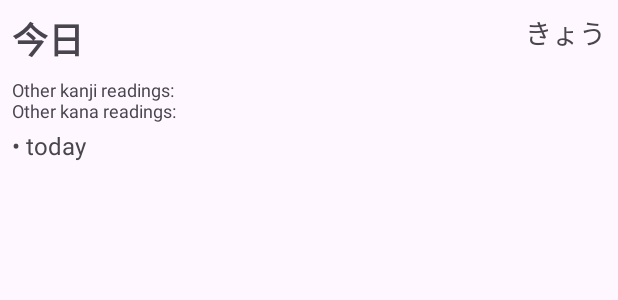
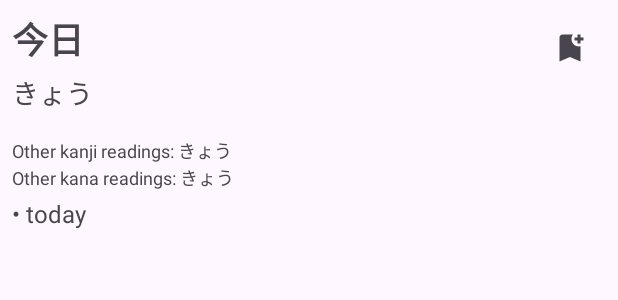
Before and after one commit to NewblyAaron/CamYomi, an Android app built with Jetpack Compose: the layout definition_item.xml on its own in the app's theme, with its tools: preview values and no code run, on a phone screen of 412 x 824 dp. Shown: the top 300 px of the screen. Run offline under Robolectric (Android 15) with nearby library versions, the phone set to English and light mode, and no system bars.

Commit message:
Add bookmark button in definition_item.xml

```diff
--- a/app/src/main/res/layout/definition_item.xml
+++ b/app/src/main/res/layout/definition_item.xml
@@ -6,31 +6,37 @@
     android:layout_height="wrap_content"
     android:padding="8dp">
 
+    <LinearLayout
+        android:id="@+id/header"
+        android:layout_width="0dp"
+        android:layout_height="wrap_content"
+        android:layout_marginEnd="8dp"
+        android:orientation="vertical"
+        app:layout_constraintEnd_toStartOf="@+id/bookmark_button"
+        app:layout_constraintStart_toStartOf="parent"
+        app:layout_constraintTop_toTopOf="parent">
+
         <TextView
             android:id="@+id/kanji_reading_text"
-        android:layout_width="wrap_content"
+            android:layout_width="match_parent"
             android:layout_height="wrap_content"
+            android:layout_weight="1.3"
             android:maxLines="2"
             android:text="今日"
             android:textSize="24sp"
             android:textStyle="bold"
-        android:typeface="sans"
-        app:layout_constraintStart_toStartOf="parent"
-        app:layout_constraintTop_toTopOf="parent" />
+            android:typeface="sans" />
 
         <TextView
             android:id="@+id/kana_reading_text"
-        android:layout_width="0dp"
+            android:layout_width="match_parent"
             android:layout_height="wrap_content"
-        android:layout_marginStart="16dp"
+            android:layout_marginTop="4dp"
+            android:layout_weight="1"
             android:maxLines="3"
             android:text="きょう"
-        android:textAlignment="textEnd"
-        android:textSize="18sp"
-        app:layout_constraintEnd_toEndOf="parent"
-        app:layout_constraintHorizontal_bias="1.0"
-        app:layout_constraintStart_toEndOf="@+id/kanji_reading_text"
-        app:layout_constraintTop_toTopOf="parent" />
+            android:textSize="18sp" />
+    </LinearLayout>
 
     <TextView
         android:id="@+id/glossary_text"
@@ -51,10 +57,21 @@
         android:layout_width="0dp"
         android:layout_height="wrap_content"
         android:layout_marginTop="16dp"
-        android:text="Other kanji readings:\nOther kana readings:"
+        android:text="Other kanji readings: きょう\nOther kana readings: きょう"
         android:textSize="12sp"
         app:layout_constraintEnd_toEndOf="parent"
         app:layout_constraintHorizontal_bias="0.5"
         app:layout_constraintStart_toStartOf="parent"
-        app:layout_constraintTop_toBottomOf="@+id/kana_reading_text" />
+        app:layout_constraintTop_toBottomOf="@+id/header" />
+
+    <ImageButton
+        android:id="@+id/bookmark_button"
+        style="?android:attr/borderlessButtonStyle"
+        android:layout_width="48dp"
+        android:layout_height="48dp"
+        app:layout_constraintEnd_toEndOf="parent"
+        app:layout_constraintTop_toTopOf="parent"
+        app:srcCompat="@drawable/baseline_bookmark_add_24"
+        app:tint="?android:attr/colorControlNormal" />
+
 </androidx.constraintlayout.widget.ConstraintLayout>
```
Lines whose indentation alone changed are shown as unchanged.
